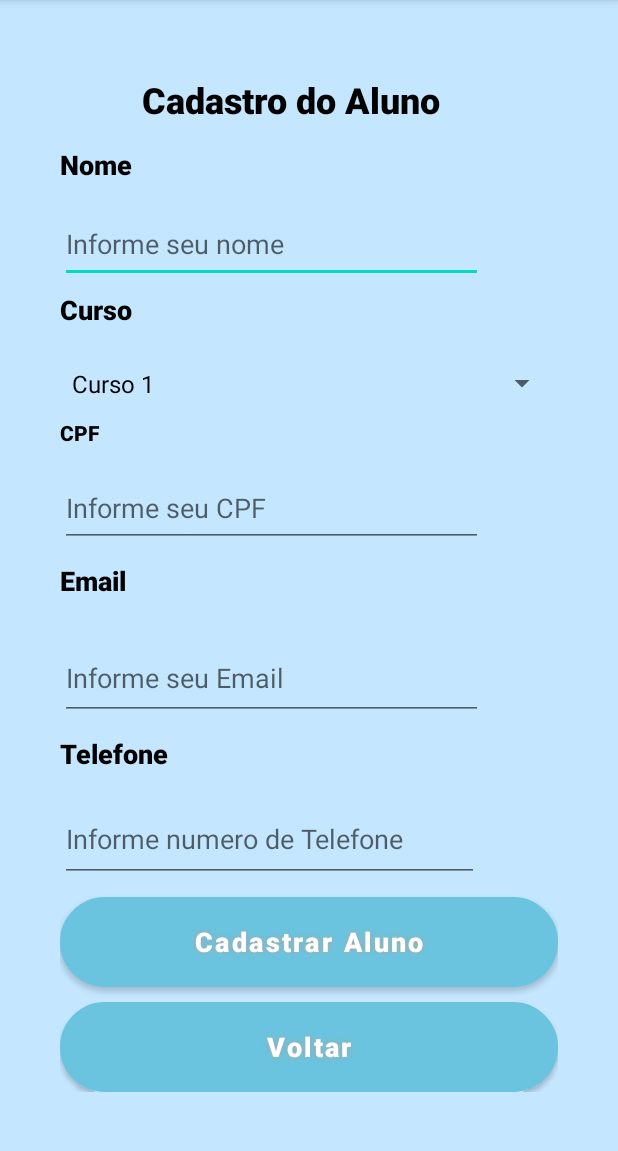
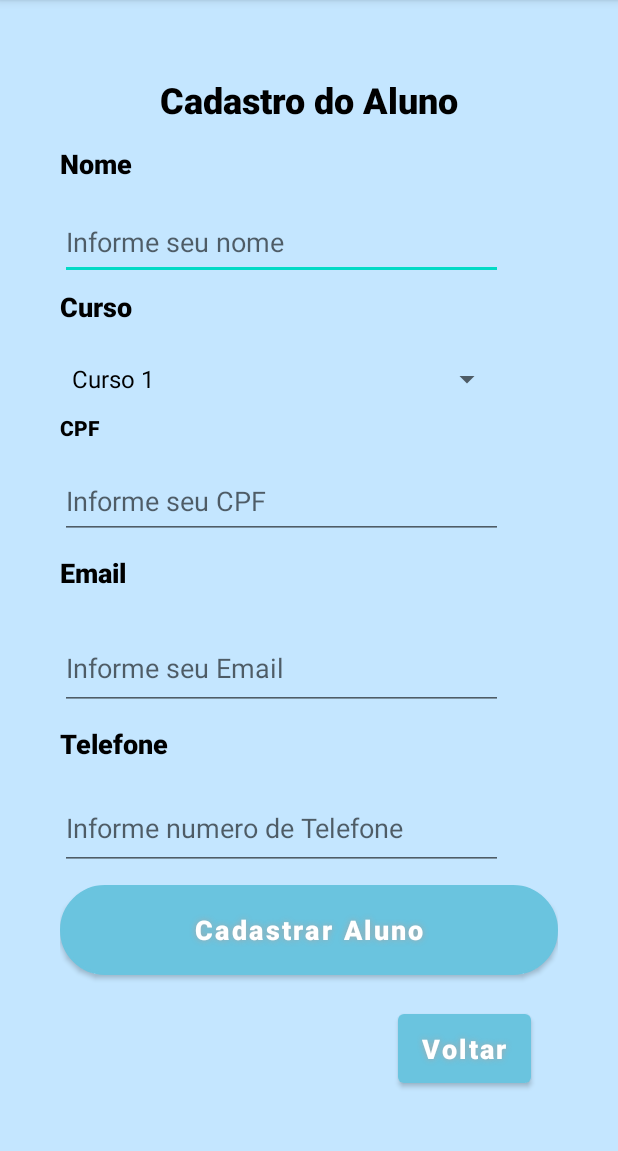
Before and after one commit to K-fedrizzi/Cadastro-De-Cursos-E-Alunos, an Android app: the CadastrarAluno screen opened directly, with no data from a screen before it, on a phone screen of 412 x 824 dp, the part 84-1235 px from its top. Run offline under Robolectric (Android 15) with nearby library versions, the phone set to English and light mode, and no system bars.

Commit message:
Algumas Alterações nas telas

```diff
--- a/app/src/main/res/layout/activity_alterar_dados_aluno.xml
+++ b/app/src/main/res/layout/activity_alterar_dados_aluno.xml
@@ -153,10 +153,10 @@
 
         <Button
             android:id="@+id/btnAlterVoltarAluno"
-            android:layout_width="match_parent"
-            android:layout_height="wrap_content"
+            android:layout_width="wrap_content"
+            android:layout_height="58dp"
+            android:layout_marginLeft="240dp"
             android:layout_marginTop="10dp"
-            android:background="@drawable/buttonshape"
             android:onClick="voltar"
             android:shadowColor="#A8A8A8"
             android:shadowDx="0"
--- a/app/src/main/res/layout/activity_cadastrar_aluno.xml
+++ b/app/src/main/res/layout/activity_cadastrar_aluno.xml
@@ -16,7 +16,7 @@
 
         <TextView
             android:id="@+id/textView70"
-            android:layout_width="308dp"
+            android:layout_width="match_parent"
             android:layout_height="42dp"
             android:layout_marginTop="10dp"
             android:layout_weight="1"
@@ -41,7 +41,7 @@
 
         <EditText
             android:id="@+id/edtCadNomeAluno"
-            android:layout_width="282dp"
+            android:layout_width="295dp"
             android:layout_height="56dp"
             android:layout_marginTop="5dp"
             android:layout_weight="1"
@@ -64,7 +64,7 @@
 
         <Spinner
             android:id="@+id/spinnCadCursoAluno"
-            android:layout_width="match_parent"
+            android:layout_width="295dp"
             android:layout_height="40dp"
             android:layout_marginTop="5dp"
             android:layout_weight="1" />
@@ -82,7 +82,7 @@
 
         <EditText
             android:id="@+id/edtCadCPFAluno"
-            android:layout_width="282dp"
+            android:layout_width="295dp"
             android:layout_height="56dp"
             android:layout_marginTop="5dp"
             android:layout_weight="1"
@@ -104,7 +104,7 @@
 
         <EditText
             android:id="@+id/edtCadEmailAluno"
-            android:layout_width="282dp"
+            android:layout_width="295dp"
             android:layout_height="61dp"
             android:layout_marginTop="5dp"
             android:layout_weight="1"
@@ -126,7 +126,7 @@
 
         <EditText
             android:id="@+id/edtCadTelefoneAluno"
-            android:layout_width="279dp"
+            android:layout_width="295dp"
             android:layout_height="62dp"
             android:layout_marginTop="5dp"
             android:layout_weight="1"
@@ -154,10 +154,9 @@
 
         <Button
             android:id="@+id/btnCadVoltarAluno"
-            android:layout_width="match_parent"
-            android:layout_height="wrap_content"
-            android:layout_marginTop="10dp"
-            android:background="@drawable/buttonshape"
+            android:layout_width="wrap_content"
+            android:layout_height="58dp"
+            android:layout_marginTop="20dp"
             android:fontFamily="sans-serif-black"
             android:onClick="voltar"
             android:shadowColor="#A8A8A8"
@@ -168,7 +167,8 @@
             android:textAllCaps="false"
             android:textColor="#FFFFFF"
             android:textSize="18sp"
-            app:backgroundTint="#6AC4DF" />
+            app:backgroundTint="#6AC4DF"
+            android:layout_marginLeft="225dp"/>
 
 
     </LinearLayout>
```
Also changed, not shown: app/src/main/res/layout/activity_alterar_dados_curso.xml (+9 -9 lines), app/src/main/res/layout/activity_cadastrar_curso.xml (+11 -9 lines), app/src/main/res/layout/activity_listar_alunos.xml (+6 -21 lines).
